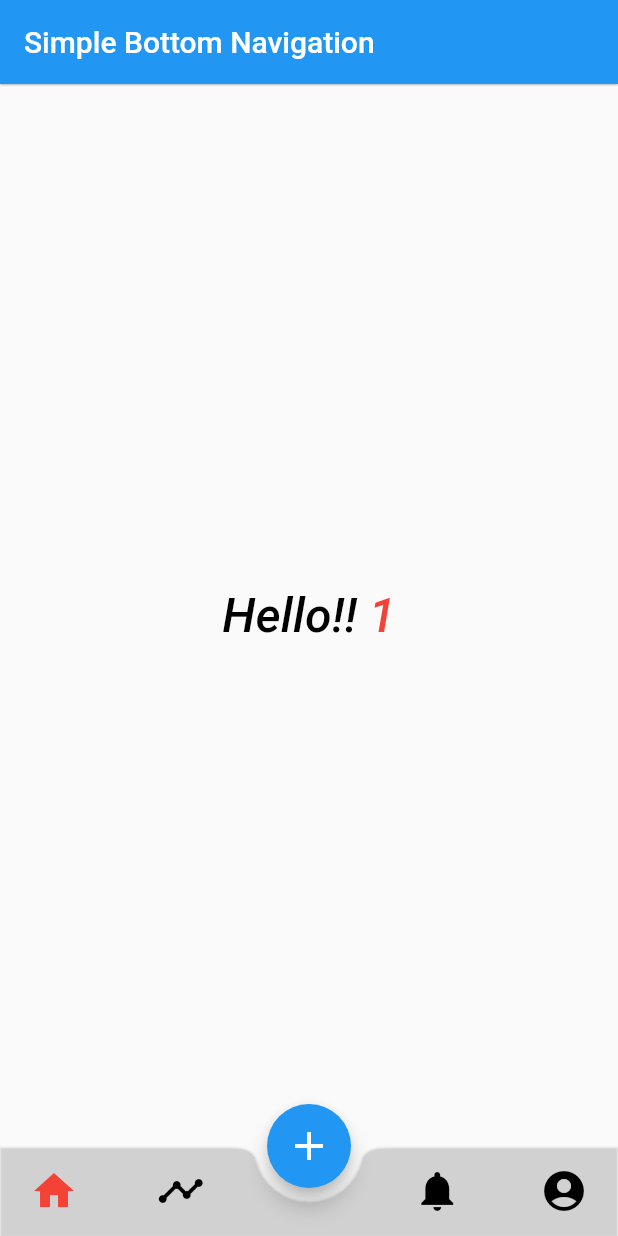
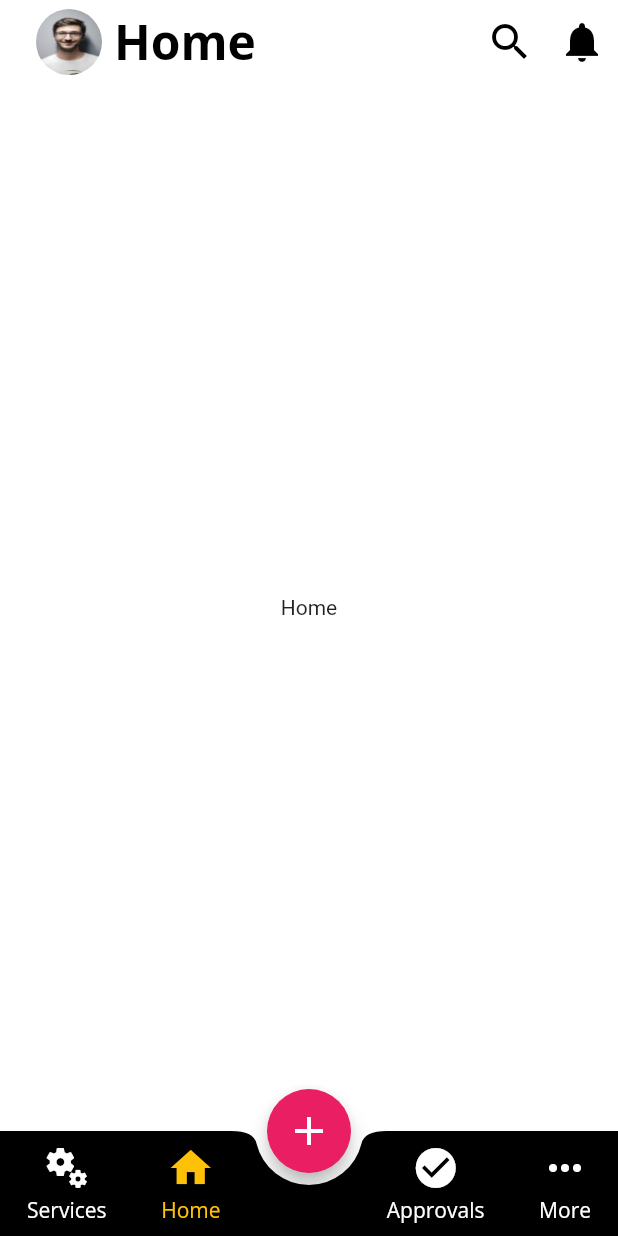
Before and after one commit to gurlivleenkainth2000/FlutterUI, a Flutter app: the screen it shows after launch, on a phone screen of 412 x 824 dp. Run offline on Flutter 3.47's test engine with Material 2 defaults, Android fonts, the phone set to English and light mode, and no system bars; our stand-ins replace google_fonts.

Commit message:
UI Replication of Zoho People App (Template).

```diff
--- a/lib/bottomNavBarPlusFloatingActionButton.dart
+++ b/lib/bottomNavBarPlusFloatingActionButton.dart
@@ -1,6 +1,7 @@
 import 'package:flutter/cupertino.dart';
 import 'package:flutter/material.dart';
 import 'package:flutter/widgets.dart';
+import 'package:google_fonts/google_fonts.dart';
 
 class BottomFloatNavBarScreen extends StatefulWidget {
   @override
@@ -9,49 +10,29 @@ class BottomFloatNavBarScreen extends StatefulWidget {
 
 class _BottomFloatNavBarScreenState extends State<BottomFloatNavBarScreen> {
 
-  int _currentIndex = 0;
+  int _currentIndex = 1;
   final GlobalKey<ScaffoldState> _scaffoldKey = GlobalKey<ScaffoldState>();
   bool _sheetOpen = false;
+
+  List<Widget> _screensArray = <Widget>[
+    Center(child: Text('Success'),),
+    HomeScreen(),
+    Center(child: Text('Approvals'),),
+    Center(child: Text('More'),),
+  ];
 
   @override
   Widget build(BuildContext context) {
     return Scaffold(
         key: _scaffoldKey,
-        appBar: AppBar(
-          title: const Text('Simple Bottom Navigation'),
-          elevation: 0.5,
-        ),
-        body: Center(
-            child: RichText(
-              text: TextSpan(
-                  children: <TextSpan>[
-                    TextSpan(
-                      text: 'Hello!! ',
-                      style: TextStyle(
-                          fontSize: 32,
-                          fontWeight: FontWeight.w500,
-                          fontStyle: FontStyle.italic,
-                          color: Colors.black
-                      ),
-                    ),
-                    TextSpan(
-                      text: '${_currentIndex + 1}',
-                      style: TextStyle(
-                          fontSize: 32,
-                          fontWeight: FontWeight.w500,
-                          fontStyle: FontStyle.italic,
-                          color: Colors.red
-                      ),
-                    ),
-                  ]
-              ),
-            )
-        ),
+        body: _screensArray[_currentIndex],
+        backgroundColor: Colors.white,
         floatingActionButton: Builder(
           builder: (context) => FloatingActionButton(
             onPressed: () {
               _showModalBottomSheet(context);
             },
+            backgroundColor: Colors.pink,
             child: Icon(Icons.add, size: 32,),
             clipBehavior: Clip.hardEdge,
           ),
@@ -72,61 +53,129 @@ class _BottomFloatNavBarScreenState extends State<BottomFloatNavBarScreen> {
         floatingActionButtonLocation: FloatingActionButtonLocation.centerDocked,
         bottomNavigationBar: BottomAppBar(
           shape: CircularNotchedRectangle(),
-          color: Colors.white38,
+          color: Colors.black,
           elevation: 0.5,
           notchMargin: 8,
           // clipBehavior: Clip.antiAlias,
           child: Container(
-            height: 60,
+            height: 70,
             margin: EdgeInsets.only(left: 12, right: 12),
               child: Row(
                 mainAxisSize: MainAxisSize.max,
                 mainAxisAlignment: MainAxisAlignment.spaceBetween,
                 children: [
-                  IconButton(
-                    tooltip: 'Home',
-                    iconSize: 32,
-                    color: _currentIndex == 0 ? Colors.red : Colors.black,
-                    icon: Icon(Icons.home),
-                    onPressed: () {
+                  Padding(
+                    padding: const EdgeInsets.all(6.0),
+                    child: InkWell(
+                      onTap: () {
                         setState(() {
                           _currentIndex = 0;
                         });
                       },
+                      child: Column(
+                        mainAxisAlignment: MainAxisAlignment.spaceEvenly,
+                        mainAxisSize: MainAxisSize.max,
+                        children: [
+                          Icon(
+                            Icons.miscellaneous_services,
+                            size: 32,
+                            color: _currentIndex == 0 ? Colors.amber : Colors.white,
                           ),
-                  IconButton(
-                    tooltip: 'Timeline',
-                    iconSize: 32,
-                    color: _currentIndex == 1 ? Colors.red : Colors.black,
-                    icon: Icon(Icons.timeline),
-                    onPressed: () {
+                          Text(
+                            'Services',
+                            style: GoogleFonts.openSans(
+                                fontSize: 14,
+                                color: _currentIndex == 0 ? Colors.amber : Colors.white
+                            ),
+                          )
+                        ],
+                      ),
+                    ),
+                  ),
+                  Padding(
+                    padding: const EdgeInsets.all(6.0),
+                    child: InkWell(
+                      onTap: () {
                         setState(() {
                           _currentIndex = 1;
                         });
                       },
+                      child: Column(
+                        mainAxisAlignment: MainAxisAlignment.spaceEvenly,
+                        mainAxisSize: MainAxisSize.max,
+                        children: [
+                          Icon(
+                              Icons.home,
+                            size: 32,
+                            color: _currentIndex == 1 ? Colors.amber : Colors.white,
+                          ),
+                          Text(
+                            'Home',
+                            style: GoogleFonts.openSans(
+                              fontSize: 14,
+                              color: _currentIndex == 1 ? Colors.amber : Colors.white
+                            ),
+                          )
+                        ],
+                      ),
+                    ),
                   ),
                   SizedBox(width: 50,),
-                  IconButton(
-                    tooltip: 'Notification',
-                    iconSize: 32,
-                    color: _currentIndex == 2 ? Colors.red : Colors.black,
-                    icon: Icon(Icons.notifications),
-                    onPressed: () {
+                  Padding(
+                    padding: const EdgeInsets.all(6.0),
+                    child: InkWell(
+                      onTap: () {
                         setState(() {
                           _currentIndex = 2;
                         });
                       },
+                      child: Column(
+                        mainAxisAlignment: MainAxisAlignment.spaceEvenly,
+                        mainAxisSize: MainAxisSize.max,
+                        children: [
+                          Icon(
+                            Icons.check_circle,
+                            size: 32,
+                            color: _currentIndex == 2 ? Colors.amber : Colors.white,
                           ),
-                  IconButton(
-                    tooltip: 'Profile',
-                    iconSize: 32,
-                    color: _currentIndex == 3 ? Colors.red : Colors.black,
-                    icon: Icon(Icons.account_circle_rounded),
-                    onPressed: () {
+                          Text(
+                            'Approvals',
+                            style: GoogleFonts.openSans(
+                                fontSize: 14,
+                                color: _currentIndex == 2 ? Colors.amber : Colors.white
+                            ),
+                          )
+                        ],
+                      ),
+                    ),
+                  ),
+                  Padding(
+                    padding: const EdgeInsets.all(6.0),
+                    child: InkWell(
+                      onTap: () {
                         setState(() {
                           _currentIndex = 3;
                         });
                       },
+                      child: Column(
+                        mainAxisAlignment: MainAxisAlignment.spaceEvenly,
+                        mainAxisSize: MainAxisSize.max,
+                        children: [
+                          Icon(
+                            Icons.more_horiz_outlined,
+                            size: 32,
+                            color: _currentIndex == 3 ? Colors.amber : Colors.white,
+                          ),
+                          Text(
+                            'More',
+                            style: GoogleFonts.openSans(
+                                fontSize: 14,
+                                color: _currentIndex == 3 ? Colors.amber : Colors.white
+                            ),
+                          )
+                        ],
+                      ),
+                    ),
                   ),
                 ],
               )
@@ -189,7 +238,7 @@ class _BottomFloatNavBarScreenState extends State<BottomFloatNavBarScreen> {
                     children: [
                       ClipOval(
                         child: Material(
-                          color: Colors.red,
+                          color: Color(0xFFFF0000),
                           child: InkWell(
                             onTap: () { },
                             child: SizedBox(
@@ -414,3 +463,61 @@ class _BottomFloatNavBarScreenState extends State<BottomFloatNavBarScreen> {
     );
   }
 }
+
+class HomeScreen extends StatefulWidget {
+  @override
+  _HomeScreenState createState() => _HomeScreenState();
+}
+
+class _HomeScreenState extends State<HomeScreen> {
+  @override
+  Widget build(BuildContext context) {
+    return Scaffold(
+      appBar: AppBar(
+        backgroundColor: Colors.white,
+        title: Row(
+          mainAxisSize: MainAxisSize.min,
+          mainAxisAlignment: MainAxisAlignment.spaceEvenly,
+          children: [
+            Padding(
+              padding: const EdgeInsets.all(8.0),
+              child: InkWell(
+                onTap: () { },
+                child: ClipRRect(
+                  borderRadius: BorderRadius.circular(50.0),
+                  child: Image.asset(
+                    "assets/user1.jpg",
+                    width: 44,
+                    height: 44,
+                    fit: BoxFit.fill,
+                  ),
+                ),
+              ),
+            ),
+            Text(
+              'Home',
+              style: GoogleFonts.openSans(
+                  fontSize: 32,
+                  fontWeight: FontWeight.w700,
+                  color: Colors.black
+              ),
+            ),
+          ],
+        ),
+        actions: [
+          IconButton(
+              icon: Icon(Icons.search, size: 32, color: Colors.black),
+              onPressed: () { },
+          ),
+          IconButton(
+              icon: Icon(Icons.notifications, size: 32, color: Colors.black),
+              onPressed: () { },
+          ),
+        ],
+        elevation: 0,
+      ),
+      backgroundColor: Colors.white,
+      body: Center(child: Text('Home'),),
+    );
+  }
+}
--- a/pubspec.yaml
+++ b/pubspec.yaml
@@ -28,6 +28,7 @@ dependencies:
   # The following adds the Cupertino Icons font to your application.
   # Use with the CupertinoIcons class for iOS style icons.
   cupertino_icons: ^1.0.0
+  google_fonts: ^1.1.1
 
 dev_dependencies:
   flutter_test:
@@ -45,7 +46,8 @@ flutter:
   uses-material-design: true
 
   # To add assets to your application, add an assets section, like this:
-  # assets:
+  assets:
+    - assets/
   #   - images/a_dot_burr.jpeg
   #   - images/a_dot_ham.jpeg
 
```
Also changed, not shown: assets/success.jpg (added), assets/user1.jpg (added), pubspec.lock. Lines whose indentation alone changed are shown as unchanged.
